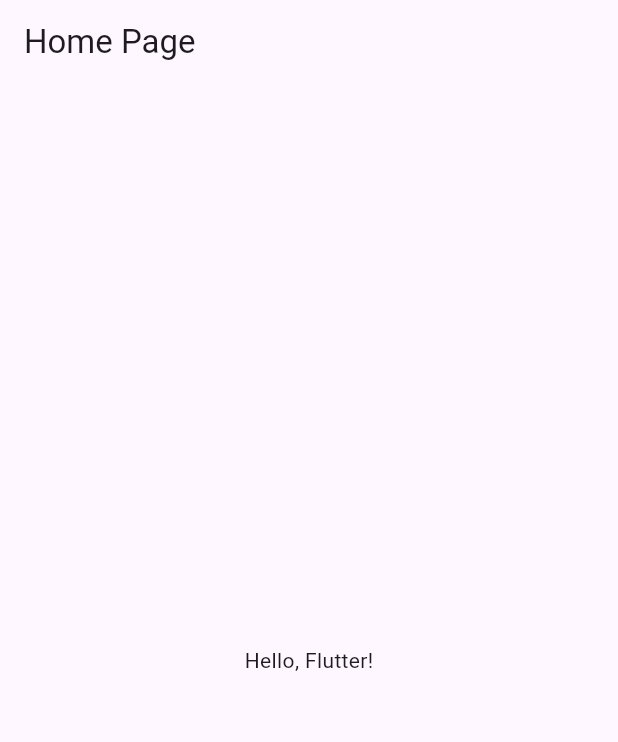
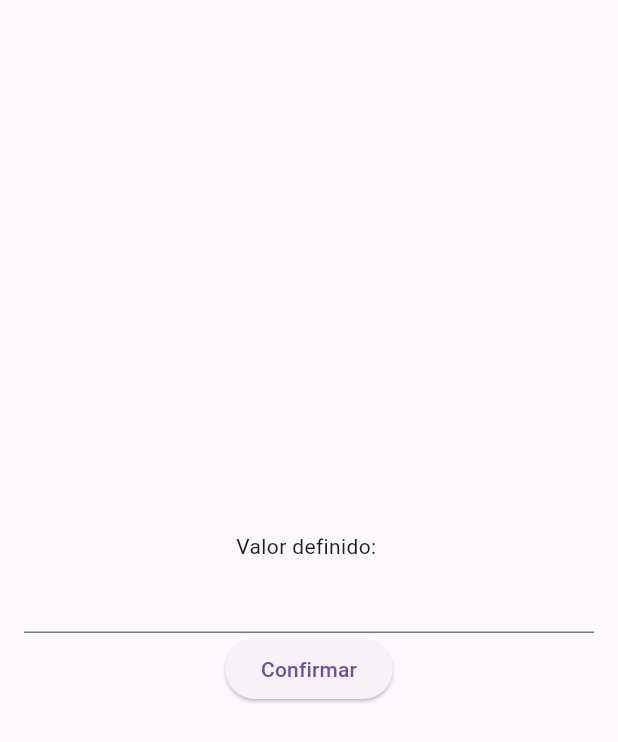
Before and after one commit to gui18br/flutter-getx, a Flutter app: the screen it shows after launch, on a phone screen of 412 x 824 dp. Shown: the top 742 px of the screen. Run offline on Flutter 3.47's test engine with Material 3 defaults, Android fonts, the phone set to English and light mode, and no system bars.

Commit message:
second commit

```diff
--- a/lib/main.dart
+++ b/lib/main.dart
@@ -21,17 +21,42 @@ class MyApp extends StatelessWidget {
   }
 }
 
-class HomePage extends StatelessWidget {
+class HomePage extends StatefulWidget {
   const HomePage({super.key});
+
+  @override
+  State<HomePage> createState() => _HomePageState();
+}
+
+class _HomePageState extends State<HomePage> {
+  final textController = TextEditingController();
+
+  String definedValue = "";
 
   @override
   Widget build(BuildContext context) {
     return Scaffold(
-      appBar: AppBar(
-        title: const Text('Home Page'),
-      ),
-      body: const Center(
-        child: Text('Hello, Flutter!'),
+      body: Padding(
+        padding: const EdgeInsets.all(16),
+        child: Column(
+          mainAxisAlignment: MainAxisAlignment.center,
+          children: [
+            Text('Valor definido: $definedValue'),
+            TextField(
+              controller: textController,
+            ),
+            ElevatedButton(
+              onPressed: () {
+                String value = textController.text;
+
+                setState(() {
+                  definedValue = value;
+                });
+              },
+              child: const Text('Confirmar'),
+            )
+          ],
+        ),
       ),
     );
   }
```
